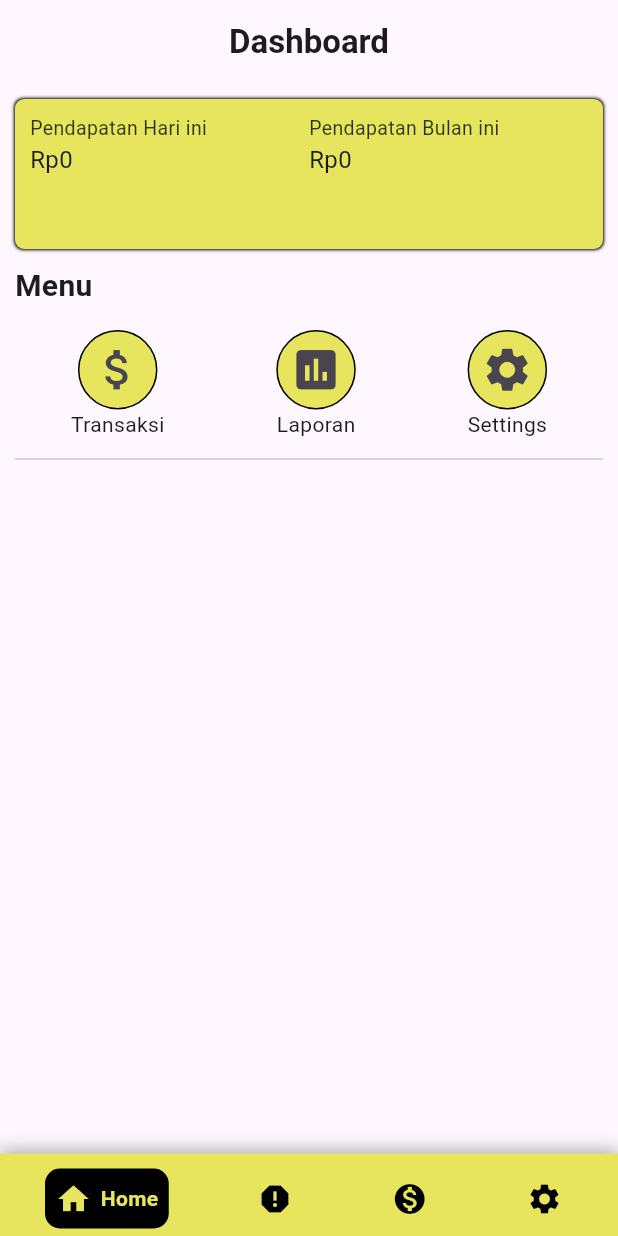
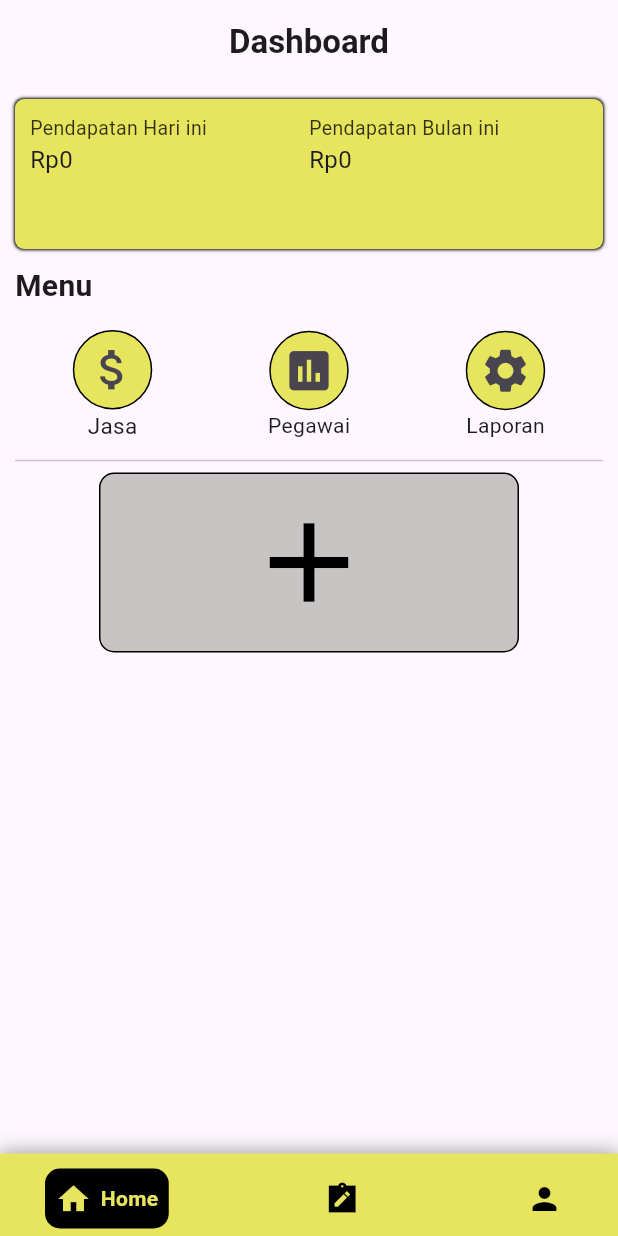
Before and after one commit to morilegend/manajemen_bengkel, a Flutter app: the screen it shows after launch, on a phone screen of 412 x 824 dp. Run offline on Flutter 3.47's test engine with Material 3 defaults, Android fonts, the light colour scheme and no system bars; drawn by our look-alikes of google_nav_bar; our stand-ins replace cloud_firestore, firebase_auth, firebase_core, firebase_database, firebase_storage, lottie; accounts and stored records are empty.

Commit message:
Add Models,Screen Admin,etc

```diff
--- a/lib/screens/admin/admin_home.dart
+++ b/lib/screens/admin/admin_home.dart
@@ -1,8 +1,11 @@
-import 'package:flutter/cupertino.dart';
 import 'package:flutter/material.dart';
 import 'package:flutter/widgets.dart';
-import 'package:kp_manajemen_bengkel/screens/admin/settings_admin.dart';
-import 'package:kp_manajemen_bengkel/screens/admin/laporan_admin.dart';
+import 'package:kp_manajemen_bengkel/screens/admin/account_admin.dart';
+import 'package:kp_manajemen_bengkel/screens/admin/menu/jasa_admin.dart';
+import 'package:kp_manajemen_bengkel/screens/admin/menu/laporan_admin.dart';
+import 'package:kp_manajemen_bengkel/screens/admin/menu/pegawai_admin.dart';
+import 'package:kp_manajemen_bengkel/screens/admin/order_admin.dart';
+import 'package:kp_manajemen_bengkel/screens/admin/tambah_news.dart';
 import 'package:kp_manajemen_bengkel/screens/admin/transaksi_admin.dart';
 
 class AdminHome extends StatefulWidget {
@@ -119,16 +122,17 @@ class _AdminHomeState extends State<AdminHome> {
                           icon: Icon(Icons.attach_money),
                           iconSize: 35,
                           onPressed: () {
-                            // Navigator.push(
-                            //   context,
-                            //   MaterialPageRoute(
-                            //       builder: (context) => ),
-                            // );
+                            Navigator.push(
+                              context,
+                              MaterialPageRoute(
+                                  builder: (context) => JasaAdmin()),
+                            );
                           },
                         ),
                       ),
                       Text(
-                        'Transaksi',
+                        'Jasa',
+                        style: TextStyle(fontSize: 15),
                       ),
                     ],
                   ),
@@ -143,15 +147,15 @@ class _AdminHomeState extends State<AdminHome> {
                           icon: Icon(Icons.insert_chart),
                           iconSize: 35,
                           onPressed: () {
-                            // Navigator.push(
-                            //   context,
-                            //   MaterialPageRoute(
-                            //       builder: (context) => ),
-                            // );
+                            Navigator.push(
+                              context,
+                              MaterialPageRoute(
+                                  builder: (context) => PegawaiAdmin()),
+                            );
                           },
                         ),
                       ),
-                      Text('Laporan'),
+                      Text('Pegawai'),
                     ],
                   ),
                   Column(
@@ -165,15 +169,15 @@ class _AdminHomeState extends State<AdminHome> {
                           icon: Icon(Icons.settings),
                           iconSize: 35,
                           onPressed: () {
-                            // Navigator.push(
-                            //   context,
-                            //   MaterialPageRoute(
-                            //       builder: (context) => ),
-                            // );
+                            Navigator.push(
+                              context,
+                              MaterialPageRoute(
+                                  builder: (context) => LaporanAdmin()),
+                            );
                           },
                         ),
                       ),
-                      Text('Settings'),
+                      Text('Laporan'),
                     ],
                   ),
                 ],
@@ -181,6 +185,31 @@ class _AdminHomeState extends State<AdminHome> {
             ),
             Divider(
               thickness: 1,
+            ),
+            //Tambah News
+            SingleChildScrollView(
+              child: Container(
+                height: 120,
+                width: 280,
+                decoration: BoxDecoration(
+                  color: const Color.fromARGB(255, 199, 196, 196),
+                  border: Border.all(width: 1),
+                  borderRadius: BorderRadius.circular(10),
+                ),
+                child: IconButton(
+                  icon: Icon(
+                    Icons.add,
+                  ),
+                  iconSize: 90,
+                  color: Colors.black,
+                  onPressed: () {
+                    Navigator.push(
+                      context,
+                      MaterialPageRoute(builder: (context) => TambahNews()),
+                    );
+                  },
+                ),
+              ),
             )
           ],
         ),
--- a/lib/screens/admin/bottomnav_admin.dart
+++ b/lib/screens/admin/bottomnav_admin.dart
@@ -1,15 +1,8 @@
 import 'package:flutter/cupertino.dart';
 import 'package:flutter/material.dart';
 import 'package:kp_manajemen_bengkel/screens/admin/admin_home.dart';
-import 'package:kp_manajemen_bengkel/screens/admin/laporan_admin.dart';
-import 'package:kp_manajemen_bengkel/screens/admin/settings_admin.dart';
+import 'package:kp_manajemen_bengkel/screens/admin/order_admin.dart';
 import 'package:kp_manajemen_bengkel/screens/admin/transaksi_admin.dart';
-import 'package:kp_manajemen_bengkel/screens/user/Services_User.dart';
-import 'package:kp_manajemen_bengkel/screens/user/Order_User.dart';
-import 'package:kp_manajemen_bengkel/screens/user/Options_user/Settings_user_Main.dart';
-import 'package:kp_manajemen_bengkel/screens/user/favorite_news.dart';
-import 'package:kp_manajemen_bengkel/screens/user/user_home(news).dart';
-import 'package:lottie/lottie.dart';
 import 'package:google_nav_bar/google_nav_bar.dart';
 
 class NavbarAdmin extends StatefulWidget {
@@ -21,9 +14,8 @@ class NavbarAdminState extends State<NavbarAdmin> {
   int _selectedIndex = 0;
   static List<Widget> _widgetOptions = <Widget>[
     AdminHome(),
-    LaporanHomeAdmin(),
+    OrderAdmin(),
     TransaksiHomeAdmin(),
-    SettingsAdmin(),
   ];
 
   @override
@@ -58,16 +50,12 @@ class NavbarAdminState extends State<NavbarAdmin> {
                 text: 'Home',
               ),
               GButton(
-                icon: Icons.report,
-                text: 'Laporan',
+                icon: Icons.note_alt_sharp,
+                text: 'Order',
               ),
               GButton(
-                icon: Icons.monetization_on,
-                text: 'Transaksi',
-              ),
-              GButton(
-                icon: Icons.settings,
-                text: 'Settings',
+                icon: Icons.person,
+                text: 'Account',
               ),
             ],
             selectedIndex: _selectedIndex,
--- a/lib/screens/detail_screens/news_detailScreenUser.dart
+++ b/lib/screens/detail_screens/news_detailScreenUser.dart
@@ -10,12 +10,12 @@ class newsDetailScreen extends StatefulWidget {
       : super(key: key);
 
   @override
-  nNewsDetailScreenState createState() => nNewsDetailScreenState();
+  NewsDetailScreenState createState() => NewsDetailScreenState();
 }
 
-class nNewsDetailScreenState extends State<newsDetailScreen> {
+class NewsDetailScreenState extends State<newsDetailScreen> {
   bool isFavorite = false;
-  final favoriteService newsService = favoriteService();
+  final FavoriteService newsService = FavoriteService();
 
   @override
   void initState() {
--- a/lib/screens/user/favorite_news.dart
+++ b/lib/screens/user/favorite_news.dart
@@ -34,7 +34,7 @@ class _FavoriteNewsUserState extends State<FavoriteNewsUser> {
     });
 
     try {
-      favoriteNews = await favoriteService().getNewsFavorite();
+      favoriteNews = await FavoriteService().getNewsFavorite();
       filteredFavoriteNews = favoriteNews;
     } catch (error) {
       print('Error fetching favorite news: $error');
--- a/lib/screens/user/user_home(news).dart
+++ b/lib/screens/user/user_home(news).dart
@@ -15,7 +15,7 @@ class UserHome extends StatefulWidget {
 class _UserHomeState extends State<UserHome> {
   TextEditingController _searchController = TextEditingController();
   String _searchText = '';
-  final news GetNews = news();
+  final NewsService GetNews = NewsService();
   final UserData getUserData = UserData();
 
   @override
--- a/pubspec.yaml
+++ b/pubspec.yaml
@@ -20,6 +20,8 @@ dependencies:
   # stylish_bottom_bar: ^1.1.0
   google_nav_bar: ^5.0.6
   flutter_speed_dial: ^7.0.0
+  image_picker: ^1.1.1
+  firebase_storage: ^11.7.6
 
 dev_dependencies:
   flutter_test:
```
Also changed, not shown: lib/models/newsModels.dart (+6 -6 lines), lib/screens/admin/account_admin.dart (added, +23 -0 lines), lib/screens/admin/menu/jasa_admin.dart (added, +19 -0 lines), lib/screens/admin/menu/laporan_admin.dart (added, +17 -0 lines), lib/screens/admin/menu/pegawai_admin.dart (added, +19 -0 lines), lib/screens/admin/order_admin.dart (added, +23 -0 lines), lib/screens/admin/tambah_news.dart (added, +19 -0 lines), lib/services/news.dart (+15 -19 lines), pubspec.lock, 6 other files.
